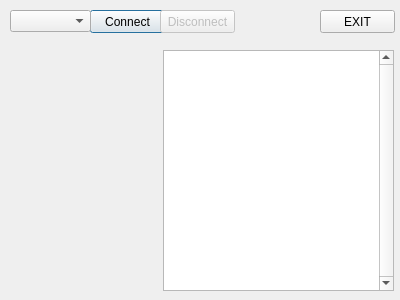
Qt form window.ui (Cortezoo/SENSOR_Terminal) before a commit.
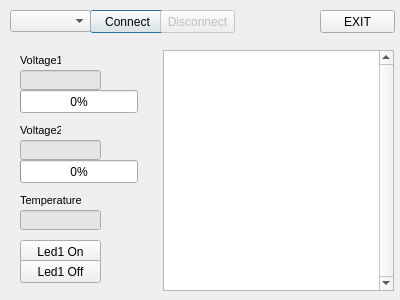
The same form after that commit.

Patch:
```diff
--- a/window.ui
+++ b/window.ui
@@ -81,6 +81,382 @@
     <bool>true</bool>
    </property>
   </widget>
+  <widget class="QLabel" name="label_3">
+   <property name="geometry">
+    <rect>
+     <x>20</x>
+     <y>50</y>
+     <width>41</width>
+     <height>21</height>
+    </rect>
+   </property>
+   <property name="font">
+    <font>
+     <pointsize>8</pointsize>
+    </font>
+   </property>
+   <property name="text">
+    <string>Voltage1</string>
+   </property>
+  </widget>
+  <widget class="QLineEdit" name="tbVolt1">
+   <property name="enabled">
+    <bool>true</bool>
+   </property>
+   <property name="geometry">
+    <rect>
+     <x>20</x>
+     <y>70</y>
+     <width>81</width>
+     <height>20</height>
+    </rect>
+   </property>
+   <property name="palette">
+    <palette>
+     <active>
+      <colorrole role="Base">
+       <brush brushstyle="SolidPattern">
+        <color alpha="255">
+         <red>229</red>
+         <green>229</green>
+         <blue>229</blue>
+        </color>
+       </brush>
+      </colorrole>
+     </active>
+     <inactive>
+      <colorrole role="Base">
+       <brush brushstyle="SolidPattern">
+        <color alpha="255">
+         <red>229</red>
+         <green>229</green>
+         <blue>229</blue>
+        </color>
+       </brush>
+      </colorrole>
+     </inactive>
+     <disabled>
+      <colorrole role="Base">
+       <brush brushstyle="SolidPattern">
+        <color alpha="255">
+         <red>240</red>
+         <green>240</green>
+         <blue>240</blue>
+        </color>
+       </brush>
+      </colorrole>
+     </disabled>
+    </palette>
+   </property>
+   <property name="font">
+    <font>
+     <pointsize>8</pointsize>
+    </font>
+   </property>
+   <property name="mouseTracking">
+    <bool>false</bool>
+   </property>
+   <property name="focusPolicy">
+    <enum>Qt::NoFocus</enum>
+   </property>
+   <property name="contextMenuPolicy">
+    <enum>Qt::NoContextMenu</enum>
+   </property>
+   <property name="acceptDrops">
+    <bool>false</bool>
+   </property>
+   <property name="layoutDirection">
+    <enum>Qt::LeftToRight</enum>
+   </property>
+   <property name="text">
+    <string/>
+   </property>
+   <property name="maxLength">
+    <number>10</number>
+   </property>
+   <property name="frame">
+    <bool>true</bool>
+   </property>
+   <property name="alignment">
+    <set>Qt::AlignRight|Qt::AlignTrailing|Qt::AlignVCenter</set>
+   </property>
+   <property name="dragEnabled">
+    <bool>false</bool>
+   </property>
+   <property name="readOnly">
+    <bool>true</bool>
+   </property>
+  </widget>
+  <widget class="QLabel" name="label_4">
+   <property name="geometry">
+    <rect>
+     <x>20</x>
+     <y>120</y>
+     <width>41</width>
+     <height>21</height>
+    </rect>
+   </property>
+   <property name="font">
+    <font>
+     <pointsize>8</pointsize>
+    </font>
+   </property>
+   <property name="text">
+    <string>Voltage2</string>
+   </property>
+  </widget>
+  <widget class="QLineEdit" name="tbVolt2">
+   <property name="enabled">
+    <bool>true</bool>
+   </property>
+   <property name="geometry">
+    <rect>
+     <x>20</x>
+     <y>140</y>
+     <width>81</width>
+     <height>20</height>
+    </rect>
+   </property>
+   <property name="palette">
+    <palette>
+     <active>
+      <colorrole role="Base">
+       <brush brushstyle="SolidPattern">
+        <color alpha="255">
+         <red>229</red>
+         <green>229</green>
+         <blue>229</blue>
+        </color>
+       </brush>
+      </colorrole>
+     </active>
+     <inactive>
+      <colorrole role="Base">
+       <brush brushstyle="SolidPattern">
+        <color alpha="255">
+         <red>229</red>
+         <green>229</green>
+         <blue>229</blue>
+        </color>
+       </brush>
+      </colorrole>
+     </inactive>
+     <disabled>
+      <colorrole role="Base">
+       <brush brushstyle="SolidPattern">
+        <color alpha="255">
+         <red>240</red>
+         <green>240</green>
+         <blue>240</blue>
+        </color>
+       </brush>
+      </colorrole>
+     </disabled>
+    </palette>
+   </property>
+   <property name="font">
+    <font>
+     <pointsize>8</pointsize>
+    </font>
+   </property>
+   <property name="mouseTracking">
+    <bool>false</bool>
+   </property>
+   <property name="focusPolicy">
+    <enum>Qt::NoFocus</enum>
+   </property>
+   <property name="contextMenuPolicy">
+    <enum>Qt::NoContextMenu</enum>
+   </property>
+   <property name="acceptDrops">
+    <bool>false</bool>
+   </property>
+   <property name="layoutDirection">
+    <enum>Qt::LeftToRight</enum>
+   </property>
+   <property name="text">
+    <string/>
+   </property>
+   <property name="maxLength">
+    <number>10</number>
+   </property>
+   <property name="frame">
+    <bool>true</bool>
+   </property>
+   <property name="alignment">
+    <set>Qt::AlignRight|Qt::AlignTrailing|Qt::AlignVCenter</set>
+   </property>
+   <property name="dragEnabled">
+    <bool>false</bool>
+   </property>
+   <property name="readOnly">
+    <bool>true</bool>
+   </property>
+  </widget>
+  <widget class="QLabel" name="label_5">
+   <property name="geometry">
+    <rect>
+     <x>20</x>
+     <y>190</y>
+     <width>61</width>
+     <height>21</height>
+    </rect>
+   </property>
+   <property name="font">
+    <font>
+     <pointsize>8</pointsize>
+    </font>
+   </property>
+   <property name="text">
+    <string>Temperature</string>
+   </property>
+  </widget>
+  <widget class="QLineEdit" name="tbTemp">
+   <property name="enabled">
+    <bool>true</bool>
+   </property>
+   <property name="geometry">
+    <rect>
+     <x>20</x>
+     <y>210</y>
+     <width>81</width>
+     <height>20</height>
+    </rect>
+   </property>
+   <property name="palette">
+    <palette>
+     <active>
+      <colorrole role="Base">
+       <brush brushstyle="SolidPattern">
+        <color alpha="255">
+         <red>229</red>
+         <green>229</green>
+         <blue>229</blue>
+        </color>
+       </brush>
+      </colorrole>
+     </active>
+     <inactive>
+      <colorrole role="Base">
+       <brush brushstyle="SolidPattern">
+        <color alpha="255">
+         <red>229</red>
+         <green>229</green>
+         <blue>229</blue>
+        </color>
+       </brush>
+      </colorrole>
+     </inactive>
+     <disabled>
+      <colorrole role="Base">
+       <brush brushstyle="SolidPattern">
+        <color alpha="255">
+         <red>240</red>
+         <green>240</green>
+         <blue>240</blue>
+        </color>
+       </brush>
+      </colorrole>
+     </disabled>
+    </palette>
+   </property>
+   <property name="font">
+    <font>
+     <pointsize>8</pointsize>
+    </font>
+   </property>
+   <property name="mouseTracking">
+    <bool>false</bool>
+   </property>
+   <property name="focusPolicy">
+    <enum>Qt::NoFocus</enum>
+   </property>
+   <property name="contextMenuPolicy">
+    <enum>Qt::NoContextMenu</enum>
+   </property>
+   <property name="acceptDrops">
+    <bool>false</bool>
+   </property>
+   <property name="layoutDirection">
+    <enum>Qt::LeftToRight</enum>
+   </property>
+   <property name="text">
+    <string/>
+   </property>
+   <property name="maxLength">
+    <number>10</number>
+   </property>
+   <property name="frame">
+    <bool>true</bool>
+   </property>
+   <property name="alignment">
+    <set>Qt::AlignRight|Qt::AlignTrailing|Qt::AlignVCenter</set>
+   </property>
+   <property name="dragEnabled">
+    <bool>false</bool>
+   </property>
+   <property name="readOnly">
+    <bool>true</bool>
+   </property>
+  </widget>
+  <widget class="QProgressBar" name="progressVolt1">
+   <property name="geometry">
+    <rect>
+     <x>20</x>
+     <y>90</y>
+     <width>118</width>
+     <height>23</height>
+    </rect>
+   </property>
+   <property name="maximum">
+    <number>300</number>
+   </property>
+   <property name="value">
+    <number>0</number>
+   </property>
+  </widget>
+  <widget class="QPushButton" name="buttonLed1On">
+   <property name="geometry">
+    <rect>
+     <x>20</x>
+     <y>240</y>
+     <width>81</width>
+     <height>23</height>
+    </rect>
+   </property>
+   <property name="text">
+    <string>Led1 On</string>
+   </property>
+  </widget>
+  <widget class="QPushButton" name="buttonLed1Off">
+   <property name="geometry">
+    <rect>
+     <x>20</x>
+     <y>260</y>
+     <width>81</width>
+     <height>23</height>
+    </rect>
+   </property>
+   <property name="text">
+    <string>Led1 Off</string>
+   </property>
+  </widget>
+  <widget class="QProgressBar" name="progressVolt2">
+   <property name="geometry">
+    <rect>
+     <x>20</x>
+     <y>160</y>
+     <width>118</width>
+     <height>23</height>
+    </rect>
+   </property>
+   <property name="maximum">
+    <number>300</number>
+   </property>
+   <property name="value">
+    <number>0</number>
+   </property>
+  </widget>
  </widget>
  <resources/>
  <connections/>
```
